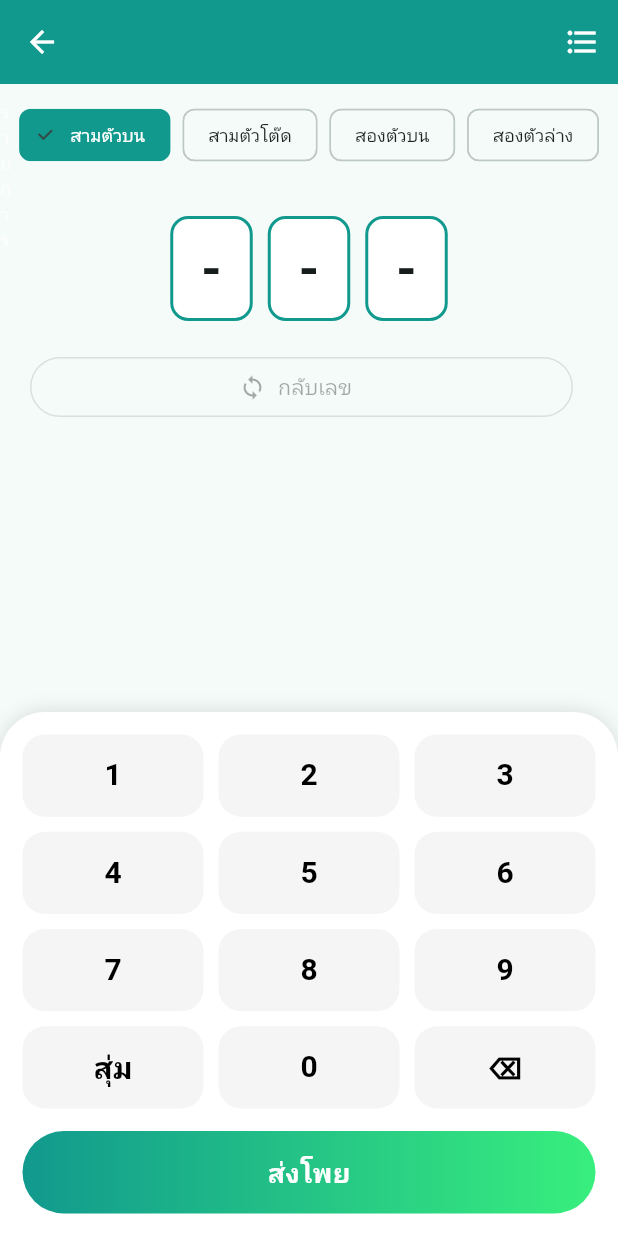
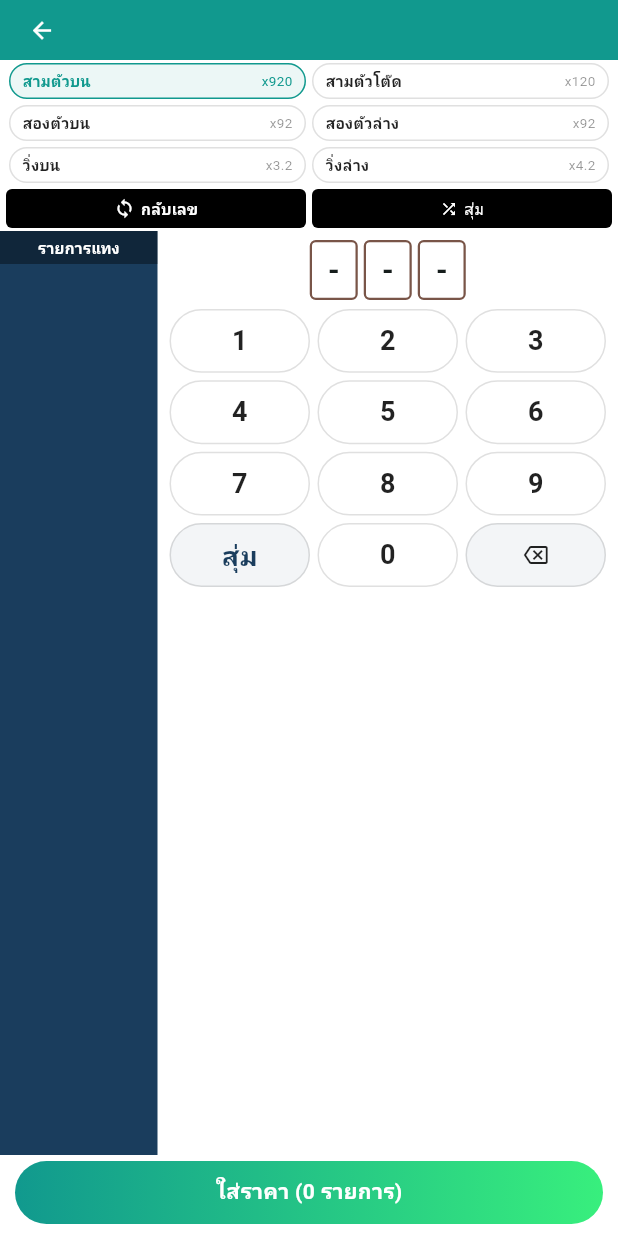
Before and after one commit to sojunbon/viewlotto, a Flutter app: the NumberInputScreen screen opened directly with empty values, on a phone screen of 412 x 824 dp. Run offline on Flutter 3.47's test engine with Material 3 defaults, Android fonts, the phone set to English and light mode, and no system bars; our stand-ins replace cloud_firestore, firebase_auth, firebase_core; accounts and stored records are empty; network calls fail; Roboto replaces fonts that are missing (Kanit).

Commit message:
update num screen

```diff
--- a/lib/main.dart
+++ b/lib/main.dart
@@ -88,7 +88,7 @@ class AuthGate extends StatelessWidget {
           return const Scaffold(
             body: Center(
               //child: CircularProgressIndicator(color: Color(0xFF11998E)),
-              child: Text("ถ้าเห็นข้อความนี้ แสดงว่า Firebase รอดแล้ว!"),
+              child: Text("Firebase connect."),
             ),
           );
         }
--- a/lib/number_input_screen.dart
+++ b/lib/number_input_screen.dart
@@ -1,11 +1,15 @@
 import 'package:cloud_firestore/cloud_firestore.dart';
-import 'package:firebase_auth/firebase_auth.dart';
 import 'package:flutter/material.dart';
 import 'dart:math';
 
+// ✅ Theme Green Liquid
+const Color kMainGreen = Color(0xFF11998E);
+const Color kLightGreen = Color(0xFF38EF7D);
+const Color kDeepBlue = Color(0xFF1A3D5D);
+
 class NumberInputScreen extends StatefulWidget {
-  final String lottoTitle; // ชื่อภาษาไทยสำหรับโชว์
-  final String lottoKey; // คีย์ภาษาอังกฤษสำหรับเช็ค Config (เช่น thai, lao)
+  final String lottoTitle;
+  final String lottoKey;
 
   const NumberInputScreen({
     super.key,
@@ -20,9 +24,11 @@ class NumberInputScreen extends StatefulWidget {
 class _NumberInputScreenState extends State<NumberInputScreen> {
   String selectedCategory = "สามตัวบน";
   String currentNumber = "";
-  List<String> draftBets = []; // รายการเลขที่รอส่งโพย
-  bool isListExpanded = false; // สถานะ Sidebar ซ้าย
-  bool canPlay4Digits = false; // สถานะเปิด/ปิด เมนู 4 ตัว
+  List<Map<String, String>> draftBets = [];
+  bool canPlay4Digits = false;
+
+  // ✅ 2. ตัวแปรสำหรับสถานะปุ่มกลับเลข (Toggle)
+  bool isReverseMode = false;
 
   @override
   void initState() {
@@ -30,64 +36,54 @@ class _NumberInputScreenState extends State<NumberInputScreen> {
     _check4DigitConfig();
   }
 
-  // ✅ ตรวจสอบว่า lottotype นี้อนุญาตให้เล่น 4 ตัวไหม
   Future<void> _check4DigitConfig() async {
     try {
       DocumentSnapshot snap = await FirebaseFirestore.instance
           .collection('configs')
           .doc('setnum4')
           .get();
-
       if (snap.exists) {
         List<dynamic> allowedList = snap.get('lottotype') ?? [];
-        setState(() {
-          canPlay4Digits = allowedList.contains(widget.lottoKey);
-          // ถ้าเล่น 4 ตัวไม่ได้ แต่ค่าเริ่มต้นเป็น 4 ตัว ให้ปรับเป็น 3 ตัว
-          if (!canPlay4Digits && selectedCategory == "สี่ตัวบน") {
-            selectedCategory = "สามตัวบน";
-          }
-        });
+        setState(() => canPlay4Digits = allowedList.contains(widget.lottoKey));
       }
     } catch (e) {
-      debugPrint("Error fetching setnum4: $e");
+      debugPrint(e.toString());
     }
   }
 
+  // ✅ 4. ฟังก์ชันจัดการการพิมพ์เลขและส่งไปรายการด้านซ้าย
   void _onKeyPress(String value) {
     setState(() {
-      if (value == "⌫") {
-        if (currentNumber.isNotEmpty) {
+      if (value == "del") {
+        if (currentNumber.isNotEmpty)
           currentNumber = currentNumber.substring(0, currentNumber.length - 1);
-        }
       } else if (value == "สุ่ม") {
         _generateRandom();
       } else {
         int max = _getMaxLength();
-        if (currentNumber.length < max) currentNumber += value;
+        if (currentNumber.length < max) {
+          currentNumber += value;
+
+          // เมื่อกรอกครบหลักตาม Step 4
+          if (currentNumber.length == max) {
+            if (isReverseMode && currentNumber.length >= 2) {
+              _processReverseAndAdd();
+            } else {
+              _addSingleBet(currentNumber);
+            }
+            currentNumber = ""; // ล้างช่องกรอกเพื่อรอเลขถัดไป
+          }
+        }
       }
     });
   }
 
-  int _getMaxLength() {
-    if (selectedCategory.contains("สี่")) return 4;
-    if (selectedCategory.contains("สาม")) return 3;
-    return 2; // สองตัวบน/ล่าง
+  void _addSingleBet(String num) {
+    draftBets.insert(0, {"num": num, "cat": selectedCategory});
   }
 
-  void _generateRandom() {
-    int max = _getMaxLength();
-    Random random = Random();
-    String res = "";
-    for (int i = 0; i < max; i++) {
-      res += random.nextInt(10).toString();
-    }
-    setState(() => currentNumber = res);
-  }
-
-  // ✅ ฟังก์ชันกลับเลข (2, 3, 4 หลัก)
-  void _reverseNumber() {
-    if (currentNumber.length < 2) return;
-
+  // ฟังก์ชันคำนวณการกลับเลข
+  void _processReverseAndAdd() {
     Set<String> results = {};
     void permute(List<String> chars, int index) {
       if (index == chars.length - 1) {
@@ -106,103 +102,305 @@ class _NumberInputScreenState extends State<NumberInputScreen> {
     }
 
     permute(currentNumber.split(''), 0);
+    for (var n in results) {
+      _addSingleBet(n);
+    }
+  }
+
+  int _getMaxLength() => selectedCategory.contains("สี่")
+      ? 4
+      : (selectedCategory.contains("สาม") ? 3 : 2);
+
+  void _generateRandom() {
+    int max = _getMaxLength();
+    String res = "";
+    for (int i = 0; i < max; i++) {
+      res += Random().nextInt(10).toString();
+    }
     setState(() {
-      draftBets.addAll(results.toList());
-      currentNumber = ""; // ล้างช่องกรอกหลังจากกลับเลขแล้ว
-      isListExpanded = true; // เปิดแถบข้างเพื่อดูผล
+      currentNumber = res;
+      if (isReverseMode)
+        _processReverseAndAdd();
+      else
+        _addSingleBet(currentNumber);
+      currentNumber = "";
     });
   }
 
-  // ✅ ส่งโพยทั้งหมดเข้า Firebase
-  Future<void> _submitAllBets() async {
-    List<String> finalItems = List.from(draftBets);
-    if (currentNumber.isNotEmpty) finalItems.add(currentNumber);
-
-    if (finalItems.isEmpty) return;
-
-    try {
-      final user = FirebaseAuth.instance.currentUser;
-      WriteBatch batch = FirebaseFirestore.instance.batch();
-
-      for (var num in finalItems) {
-        DocumentReference ref = FirebaseFirestore.instance
-            .collection('bets')
-            .doc();
-        batch.set(ref, {
-          'uid': user?.uid,
-          'email': user?.email,
-          'lotto_type': widget.lottoTitle,
-          'lotto_key': widget.lottoKey,
-          'category': selectedCategory,
-          'number': num,
-          'status': 'pending',
-          'timestamp': FieldValue.serverTimestamp(),
-        });
+  // ✅ จัดกลุ่มข้อมูลสำหรับ Sidebar
+  Map<String, List<Map<String, dynamic>>> _getGroupedBets() {
+    Map<String, List<Map<String, dynamic>>> groups = {};
+    for (int i = 0; i < draftBets.length; i++) {
+      String cat = draftBets[i]['cat']!;
+      if (!groups.containsKey(cat)) groups[cat] = [];
+      groups[cat]!.add({'index': i, 'num': draftBets[i]['num']});
     }
-
-      await batch.commit();
-      if (mounted) {
-        ScaffoldMessenger.of(context).showSnackBar(
-          const SnackBar(
-            content: Text("ส่งโพยสำเร็จ!"),
-            backgroundColor: Colors.green,
-          ),
-        );
-        Navigator.pop(context);
-      }
-    } catch (e) {
-      debugPrint("Submit Error: $e");
-    }
+    return groups;
   }
 
   @override
   Widget build(BuildContext context) {
     return Scaffold(
+      backgroundColor: Colors.white,
       appBar: AppBar(
         title: Text(
           widget.lottoTitle,
-          style: const TextStyle(color: Colors.white),
+          style: const TextStyle(
+            color: Colors.white,
+            fontSize: 15,
+            fontWeight: FontWeight.bold,
           ),
-        backgroundColor: const Color(0xFF11998E),
-        iconTheme: const IconThemeData(color: Colors.white),
-        actions: [
-          IconButton(
-            icon: Icon(
-              isListExpanded
-                  ? Icons.keyboard_arrow_left
-                  : Icons.format_list_bulleted,
         ),
-            onPressed: () => setState(() => isListExpanded = !isListExpanded),
+        backgroundColor: kMainGreen,
+        centerTitle: true,
+        toolbarHeight: 40,
+        iconTheme: const IconThemeData(color: Colors.white, size: 18),
+      ),
+      body: Column(
+        children: [
+          _buildCategoryGrid(), // Step 1
+          _buildTopActions(), // Step 2
+          Expanded(
+            child: Row(
+              children: [
+                _buildSidebar(), // รายการที่จัดกลุ่มแล้ว
+                Expanded(
+                  child: Column(
+                    children: [
+                      _buildNumberDisplay(), // Step 3
+                      Expanded(child: _buildKeypad()),
+                    ],
+                  ),
                 ),
               ],
             ),
-      body: Row(
+          ),
+          _buildSubmitButton(),
+        ],
+      ),
+    );
+  }
+
+  Widget _buildCategoryGrid() {
+    List<Map<String, String>> categories = [
+      if (canPlay4Digits) {"name": "สี่ตัวบน", "pay": "x8000"},
+      {"name": "สามตัวบน", "pay": "x920"},
+      {"name": "สามตัวโต๊ด", "pay": "x120"},
+      {"name": "สองตัวบน", "pay": "x92"},
+      {"name": "สองตัวล่าง", "pay": "x92"},
+      {"name": "วิ่งบน", "pay": "x3.2"},
+      {"name": "วิ่งล่าง", "pay": "x4.2"},
+    ];
+
+    return Container(
+      padding: const EdgeInsets.symmetric(horizontal: 4, vertical: 2),
+      child: Wrap(
+        spacing: 4,
+        runSpacing: 4,
+        children: categories.map((cat) {
+          bool isSelected = selectedCategory == cat['name'];
+          return InkWell(
+            onTap: () => setState(() {
+              selectedCategory = cat['name']!;
+              currentNumber = "";
+            }),
+            child: Container(
+              width: (MediaQuery.of(context).size.width / 2) - 8,
+              padding: const EdgeInsets.symmetric(vertical: 4, horizontal: 8),
+              decoration: BoxDecoration(
+                borderRadius: BorderRadius.circular(20),
+                border: Border.all(
+                  color: isSelected ? kMainGreen : Colors.black12,
+                ),
+                color: isSelected ? kMainGreen.withOpacity(0.08) : Colors.white,
+              ),
+              child: Row(
+                mainAxisAlignment: MainAxisAlignment.spaceBetween,
                 children: [
-          // 1. Sidebar รายการเลข (พับได้)
-          AnimatedContainer(
-            duration: const Duration(milliseconds: 300),
-            width: isListExpanded ? 110 : 0,
-            color: const Color(0xFF263238),
-            child: _buildSidebar(),
+                  Text(
+                    cat['name']!,
+                    style: TextStyle(
+                      color: isSelected ? kMainGreen : Colors.black87,
+                      fontSize: 10,
+                      fontWeight: FontWeight.bold,
                     ),
+                  ),
+                  Text(
+                    cat['pay']!,
+                    style: TextStyle(
+                      color: isSelected ? kMainGreen : Colors.black45,
+                      fontSize: 9,
+                    ),
+                  ),
+                ],
+              ),
+            ),
+          );
+        }).toList(),
+      ),
+    );
+  }
 
-          // 2. พื้นที่กรอกเลขหลัก
+  Widget _buildTopActions() {
+    return Padding(
+      padding: const EdgeInsets.symmetric(horizontal: 4, vertical: 2),
+      child: Row(
+        children: [
+          // ✅ Step 2: ปุ่มกลับเลขแบบ Toggle
           Expanded(
-            child: Column(
+            child: InkWell(
+              onTap: () => setState(() => isReverseMode = !isReverseMode),
+              child: Container(
+                padding: const EdgeInsets.symmetric(vertical: 6),
+                decoration: BoxDecoration(
+                  color: isReverseMode ? kMainGreen : Colors.black,
+                  borderRadius: BorderRadius.circular(4),
+                  border: isReverseMode
+                      ? Border.all(color: kLightGreen, width: 1.5)
+                      : null,
+                ),
+                child: Row(
+                  mainAxisAlignment: MainAxisAlignment.center,
                   children: [
-                Expanded(
-                  child: SingleChildScrollView(
-                    child: Column(
-                      children: [
-                        _buildCategorySelector(),
-                        _buildNumberDisplay(),
-                        _buildActionButtons(),
+                    Icon(
+                      Icons.sync,
+                      color: isReverseMode ? Colors.white : Colors.white,
+                      size: 14,
+                    ),
+                    const SizedBox(width: 4),
+                    Text(
+                      isReverseMode ? "โหมดกลับเลข: เปิด" : "กลับเลข",
+                      style: const TextStyle(
+                        color: Colors.white,
+                        fontSize: 10,
+                        fontWeight: FontWeight.bold,
+                      ),
+                    ),
                   ],
                 ),
               ),
             ),
-                _buildKeypad(),
+          ),
+          const SizedBox(width: 4),
+          _actionBtn("สุ่ม", Icons.shuffle, _generateRandom),
         ],
+      ),
+    );
+  }
+
+  Widget _actionBtn(String label, IconData icon, VoidCallback onTap) {
+    return Expanded(
+      child: InkWell(
+        onTap: onTap,
+        child: Container(
+          padding: const EdgeInsets.symmetric(vertical: 6),
+          decoration: BoxDecoration(
+            color: Colors.black,
+            borderRadius: BorderRadius.circular(4),
+          ),
+          child: Row(
+            mainAxisAlignment: MainAxisAlignment.center,
+            children: [
+              Icon(icon, color: Colors.white, size: 12),
+              const SizedBox(width: 4),
+              Text(
+                label,
+                style: const TextStyle(color: Colors.white, fontSize: 10),
+              ),
+            ],
+          ),
+        ),
+      ),
+    );
+  }
+
+  Widget _buildSidebar() {
+    var grouped = _getGroupedBets();
+    return Container(
+      width: 105,
+      color: kDeepBlue,
+      child: Column(
+        children: [
+          Container(
+            width: double.infinity,
+            padding: const EdgeInsets.symmetric(vertical: 4),
+            color: Colors.black38,
+            child: const Center(
+              child: Text(
+                "รายการแทง",
+                style: TextStyle(
+                  color: Colors.white,
+                  fontSize: 10,
+                  fontWeight: FontWeight.bold,
+                ),
+              ),
+            ),
+          ),
+          Expanded(
+            child: ListView(
+              padding: EdgeInsets.zero,
+              children: grouped.entries.map((entry) {
+                return Column(
+                  crossAxisAlignment: CrossAxisAlignment.start,
+                  children: [
+                    Container(
+                      width: double.infinity,
+                      padding: const EdgeInsets.symmetric(
+                        horizontal: 6,
+                        vertical: 2,
+                      ),
+                      color: Colors.white12,
+                      child: Text(
+                        entry.key,
+                        style: const TextStyle(
+                          color: kLightGreen,
+                          fontSize: 8,
+                          fontWeight: FontWeight.bold,
+                        ),
+                      ),
+                    ),
+                    ...entry.value.map(
+                      (item) => Container(
+                        padding: const EdgeInsets.symmetric(
+                          horizontal: 8,
+                          vertical: 3,
+                        ),
+                        decoration: const BoxDecoration(
+                          border: Border(
+                            bottom: BorderSide(
+                              color: Colors.white10,
+                              width: 0.5,
+                            ),
+                          ),
+                        ),
+                        child: Row(
+                          mainAxisAlignment: MainAxisAlignment.spaceBetween,
+                          children: [
+                            Text(
+                              item['num'],
+                              style: const TextStyle(
+                                color: Colors.yellow,
+                                fontWeight: FontWeight.bold,
+                                fontSize: 13,
+                              ),
+                            ),
+                            InkWell(
+                              onTap: () => setState(
+                                () => draftBets.removeAt(item['index']),
+                              ),
+                              child: const Icon(
+                                Icons.close,
+                                color: Colors.white38,
+                                size: 12,
+                              ),
+                            ),
+                          ],
+                        ),
+                      ),
+                    ),
+                  ],
+                );
+              }).toList(),
             ),
           ),
         ],
@@ -210,101 +408,27 @@ class _NumberInputScreenState extends State<NumberInputScreen> {
     );
   }
 
-  Widget _buildSidebar() {
-    return Column(
-      children: [
-        const SizedBox(height: 10),
-        const Text(
-          "รายการ",
-          style: TextStyle(color: Colors.white70, fontSize: 12),
-        ),
-        const Divider(color: Colors.white24),
-        Expanded(
-          child: ListView.builder(
-            itemCount: draftBets.length,
-            itemBuilder: (context, index) => ListTile(
-              title: Text(
-                draftBets[index],
-                style: const TextStyle(
-                  color: Colors.yellow,
-                  fontWeight: FontWeight.bold,
-                  fontSize: 14,
-                ),
-              ),
-              contentPadding: const EdgeInsets.symmetric(horizontal: 10),
-              trailing: InkWell(
-                onTap: () => setState(() => draftBets.removeAt(index)),
-                child: const Icon(Icons.close, color: Colors.red, size: 16),
-              ),
-            ),
-          ),
-        ),
-        if (draftBets.isNotEmpty)
-          IconButton(
-            icon: const Icon(Icons.delete_forever, color: Colors.white54),
-            onPressed: () => setState(() => draftBets.clear()),
-          ),
-      ],
-    );
-  }
-
-  Widget _buildCategorySelector() {
-    List<String> cats = [
-      if (canPlay4Digits) "สี่ตัวบน",
-      "สามตัวบน",
-      "สามตัวโต๊ด",
-      "สองตัวบน",
-      "สองตัวล่าง",
-    ];
-    return Padding(
-      padding: const EdgeInsets.all(10.0),
-      child: Wrap(
-        spacing: 8,
-        runSpacing: 8,
-        children: cats.map((name) {
-          bool isSel = selectedCategory == name;
-          return ChoiceChip(
-            label: Text(
-              name,
-              style: TextStyle(
-                color: isSel ? Colors.white : Colors.black87,
-                fontSize: 12,
-              ),
-            ),
-            selected: isSel,
-            selectedColor: const Color(0xFF11998E),
-            onSelected: (val) => setState(() {
-              selectedCategory = name;
-              currentNumber = "";
-            }),
-          );
-        }).toList(),
-      ),
-    );
-  }
-
   Widget _buildNumberDisplay() {
-    int len = _getMaxLength();
+    int max = _getMaxLength();
     return Container(
-      margin: const EdgeInsets.symmetric(vertical: 20),
+      padding: const EdgeInsets.symmetric(vertical: 6),
       child: Row(
         mainAxisAlignment: MainAxisAlignment.center,
         children: List.generate(
-          len,
+          max,
           (i) => Container(
-            margin: const EdgeInsets.symmetric(horizontal: 5),
-            width: 55,
-            height: 70,
+            width: 32,
+            height: 40,
+            margin: const EdgeInsets.symmetric(horizontal: 2),
             decoration: BoxDecoration(
-              color: Colors.white,
-              border: Border.all(color: const Color(0xFF11998E), width: 2),
-              borderRadius: BorderRadius.circular(12),
+              border: Border.all(color: Colors.brown, width: 1.5),
+              borderRadius: BorderRadius.circular(4),
             ),
             child: Center(
               child: Text(
                 currentNumber.length > i ? currentNumber[i] : "-",
                 style: const TextStyle(
-                  fontSize: 35,
+                  fontSize: 20,
                   fontWeight: FontWeight.bold,
                 ),
               ),
@@ -315,113 +439,83 @@ class _NumberInputScreenState extends State<NumberInputScreen> {
     );
   }
 
-  Widget _buildActionButtons() {
-    return Padding(
-      padding: const EdgeInsets.symmetric(horizontal: 20),
-      child: Row(
-        children: [
-          Expanded(
-            child: OutlinedButton.icon(
-              onPressed: currentNumber.length >= 2 ? _reverseNumber : null,
-              icon: const Icon(Icons.sync),
-              label: const Text("กลับเลข"),
-              style: OutlinedButton.styleFrom(
-                foregroundColor: const Color(0xFF11998E),
+  Widget _buildKeypad() {
+    List<String> keys = [
+      "1",
+      "2",
+      "3",
+      "4",
+      "5",
+      "6",
+      "7",
+      "8",
+      "9",
+      "สุ่ม",
+      "0",
+      "del",
+    ];
+    return GridView.builder(
+      padding: const EdgeInsets.symmetric(horizontal: 8),
+      physics: const NeverScrollableScrollPhysics(),
+      gridDelegate: const SliverGridDelegateWithFixedCrossAxisCount(
+        crossAxisCount: 3,
+        childAspectRatio: 2.2,
+        mainAxisSpacing: 5,
+        crossAxisSpacing: 5,
+      ),
+      itemCount: keys.length,
+      itemBuilder: (context, index) {
+        String k = keys[index];
+        bool isSpecial = k == "สุ่ม" || k == "del";
+        return InkWell(
+          onTap: () => _onKeyPress(k),
+          child: Container(
+            decoration: BoxDecoration(
+              borderRadius: BorderRadius.circular(30),
+              border: Border.all(color: Colors.black12),
+              color: isSpecial ? kDeepBlue.withOpacity(0.05) : Colors.white,
+            ),
+            child: Center(
+              child: k == "del"
+                  ? const Icon(Icons.backspace_outlined, size: 16)
+                  : Text(
+                      k,
+                      style: TextStyle(
+                        fontSize: 18,
+                        fontWeight: FontWeight.bold,
+                        color: isSpecial ? kDeepBlue : Colors.black87,
                       ),
                     ),
             ),
-          const SizedBox(width: 10),
-          if (currentNumber.isNotEmpty)
-            Expanded(
-              child: ElevatedButton(
-                onPressed: () => setState(() {
-                  draftBets.add(currentNumber);
-                  currentNumber = "";
-                }),
-                style: ElevatedButton.styleFrom(
-                  backgroundColor: Colors.blueGrey,
           ),
-                child: const Text(
-                  "เพิ่มเลข",
-                  style: TextStyle(color: Colors.white),
-                ),
-              ),
-            ),
-        ],
-      ),
+        );
+      },
     );
   }
 
-  Widget _buildKeypad() {
+  Widget _buildSubmitButton() {
     return Container(
-      padding: const EdgeInsets.all(15),
+      padding: const EdgeInsets.fromLTRB(10, 4, 10, 8),
+      child: InkWell(
+        onTap: () {},
+        child: Container(
+          height: 42,
           decoration: BoxDecoration(
-        color: Colors.white,
-        boxShadow: [BoxShadow(color: Colors.black12, blurRadius: 10)],
-        borderRadius: const BorderRadius.vertical(top: Radius.circular(30)),
-      ),
-      child: Column(
-        mainAxisSize: MainAxisSize.min,
-        children: [
-          GridView.count(
-            shrinkWrap: true,
-            physics: const NeverScrollableScrollPhysics(),
-            crossAxisCount: 3,
-            childAspectRatio: 2.2,
-            mainAxisSpacing: 10,
-            crossAxisSpacing: 10,
-            children:
-                ["1", "2", "3", "4", "5", "6", "7", "8", "9", "สุ่ม", "0", "⌫"]
-                    .map(
-                      (k) => ElevatedButton(
-                        onPressed: () => _onKeyPress(k),
-                        style: ElevatedButton.styleFrom(
-                          backgroundColor: Colors.grey[100],
-                          foregroundColor: Colors.black,
-                          elevation: 0,
-                          shape: RoundedRectangleBorder(
-                            borderRadius: BorderRadius.circular(15),
-                          ),
-                        ),
-                        child: Text(
-                          k,
-                          style: const TextStyle(
-                            fontSize: 20,
-                            fontWeight: FontWeight.bold,
-                          ),
-                        ),
-                      ),
-                    )
-                    .toList(),
-          ),
-          const SizedBox(height: 15),
-          InkWell(
-            onTap: _submitAllBets,
-            child: Container(
-              width: double.infinity,
-              height: 55,
-              decoration: BoxDecoration(
-                gradient: const LinearGradient(
-                  colors: [Color(0xFF11998E), Color(0xFF38EF7D)],
-                ),
-                borderRadius: BorderRadius.circular(30),
+            gradient: const LinearGradient(colors: [kMainGreen, kLightGreen]),
+            borderRadius: BorderRadius.circular(25),
           ),
           child: Center(
             child: Text(
-                  draftBets.isEmpty
-                      ? "ส่งโพย"
-                      : "ส่งโพยทั้งหมด (${draftBets.length + (currentNumber.isNotEmpty ? 1 : 0)})",
+              "ใส่ราคา (${draftBets.length} รายการ)",
               style: const TextStyle(
                 color: Colors.white,
-                    fontSize: 18,
+                fontSize: 14,
                 fontWeight: FontWeight.bold,
               ),
             ),
           ),
         ),
       ),
-        ],
-      ),
     );
   }
 }
```
Lines whose indentation alone changed are shown as unchanged.
